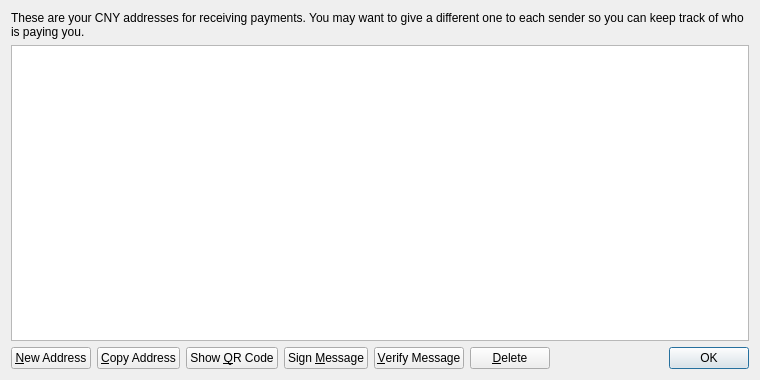
Old version of the form src/qt/forms/addressbookpage.ui in the repository biz2013/AXFunds.
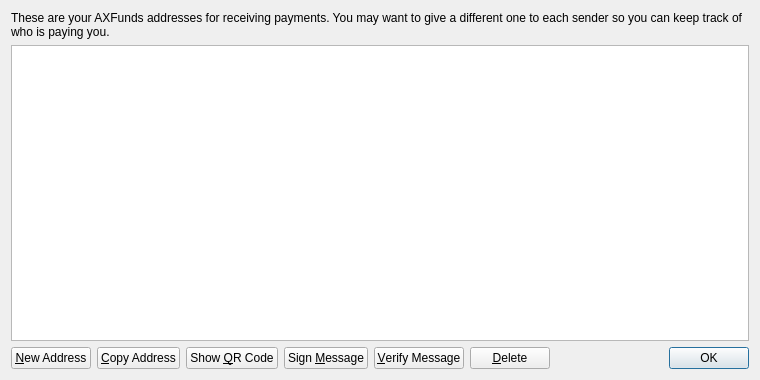
New version of the form.

Patch:
```diff
--- a/src/qt/forms/addressbookpage.ui
+++ b/src/qt/forms/addressbookpage.ui
@@ -17,7 +17,7 @@
    <item>
     <widget class="QLabel" name="labelExplanation">
      <property name="text">
-      <string>These are your CNY addresses for receiving payments. You may want to give a different one to each sender so you can keep track of who is paying you.</string>
+      <string>These are your AXFunds addresses for receiving payments. You may want to give a different one to each sender so you can keep track of who is paying you.</string>
      </property>
      <property name="textFormat">
       <enum>Qt::PlainText</enum>
```
Left out of the diff: 4 changed lines with no effect on the pictures.
